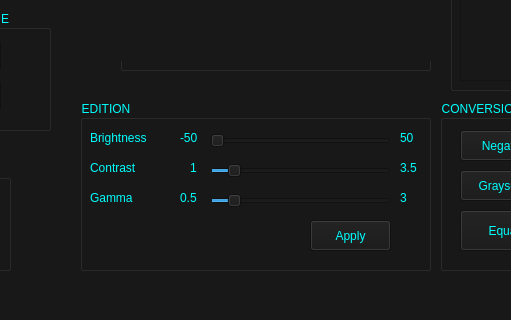
First picture: the form in 01-SpatialProcessing/gui.ui, repository Mrjarkos/Vision_Artificial, before the edit; both pictures show x 130 to 641 and y 280 to 600 of the 1200 by 600 pixel window.
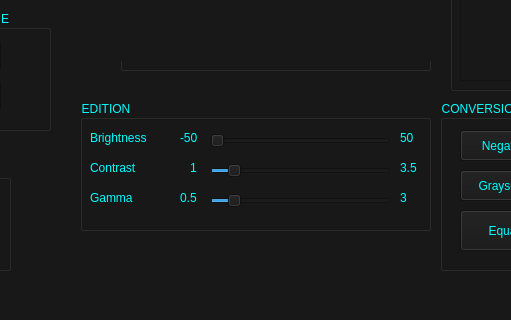
Second picture: the form after the edit.

The edit to the form file:
```diff
--- a/01-SpatialProcessing/gui.ui
+++ b/01-SpatialProcessing/gui.ui
@@ -169,7 +169,7 @@
       <x>210</x>
       <y>380</y>
       <width>351</width>
-      <height>171</height>
+      <height>131</height>
      </rect>
     </property>
     <property name="styleSheet">
@@ -269,19 +269,6 @@
       <string>Gamma</string>
      </property>
     </widget>
-    <widget class="QPushButton" name="Apply_Brillo_Contraste">
-     <property name="geometry">
-      <rect>
-       <x>230</x>
-       <y>120</y>
-       <width>81</width>
-       <height>31</height>
-      </rect>
-     </property>
-     <property name="text">
-      <string>Apply</string>
-     </property>
-    </widget>
     <widget class="QLabel" name="label_6">
      <property name="geometry">
       <rect>
```
